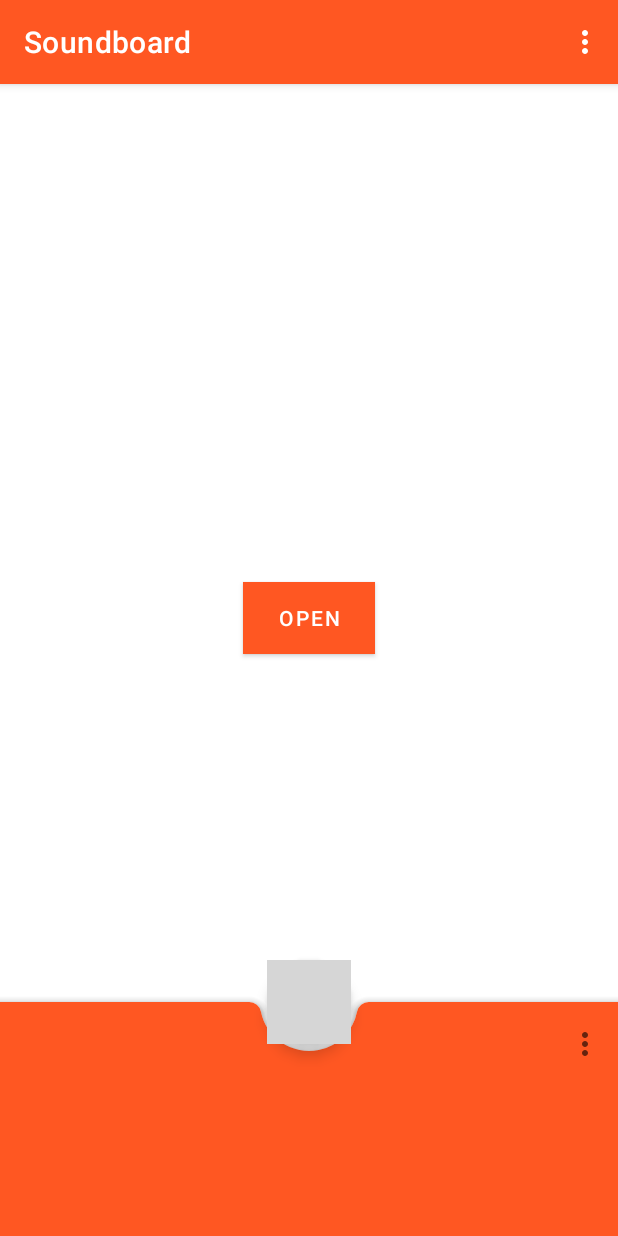
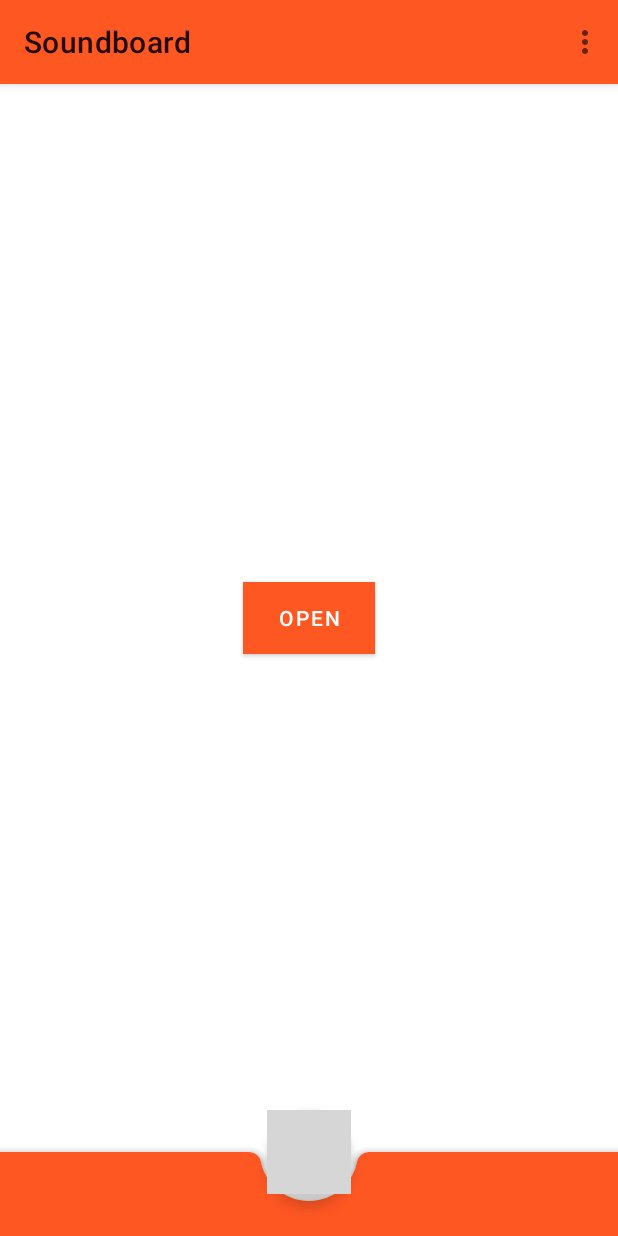
Before and after one commit to leche-hombre/soundboard, an Android app: the screen it shows after launch (MainActivity), on a phone screen of 412 x 824 dp. Run offline under Robolectric (Android 15) with nearby library versions, the phone set to English and light mode, and no system bars; grey boxes are pictures that could not be loaded.

Commit message:
Bottom app bar is functional

```diff
--- a/app/src/main/res/layout/activity_main.xml
+++ b/app/src/main/res/layout/activity_main.xml
@@ -10,7 +10,7 @@
             android:layout_width="match_parent"
             android:layout_height="wrap_content"
             android:background="@color/colorPrimary"
-            android:theme="@style/AppTheme.AppBarOverlay"
+            style="@style/AppTheme"
             app:layout_constraintTop_toTopOf="parent">
 
         <androidx.appcompat.widget.Toolbar
@@ -18,8 +18,8 @@
                 android:layout_width="match_parent"
                 android:layout_height="?attr/actionBarSize"
                 android:background="@color/colorPrimary"
-                app:popupTheme="@style/AppTheme.PopupOverlay"
-                app:menu="@menu/menu_main"/>
+                app:menu="@menu/menu_main"
+                app:popupTheme="@style/AppTheme.PopupOverlay" />
 
     </com.google.android.material.appbar.AppBarLayout>
 
@@ -37,25 +37,28 @@
 
     <androidx.coordinatorlayout.widget.CoordinatorLayout
             android:layout_width="match_parent"
-            android:layout_height="match_parent">
+            android:layout_height="match_parent"
+            app:layout_constraintBottom_toBottomOf="parent"
+            app:layout_constraintEnd_toEndOf="parent"
+            app:layout_constraintStart_toStartOf="parent"
+            app:layout_constraintTop_toTopOf="parent">
 
         <com.google.android.material.floatingactionbutton.FloatingActionButton
                 android:layout_width="56dp"
                 android:layout_height="56dp"
+                android:backgroundTint="@color/colorAccent"
                 android:src="@drawable/ic_add_black_18dp"
-                app:layout_anchor="@id/bottom_app_bar"
-                android:backgroundTint="@color/colorAccent" />
+                app:layout_anchor="@id/bottom_app_bar" />
 
 
         <com.google.android.material.bottomappbar.BottomAppBar
                 android:id="@+id/bottom_app_bar"
+                style="@style/AppTheme"
                 android:layout_width="match_parent"
-                android:layout_height="match_parent"
+                android:layout_height="wrap_content"
+                android:layout_gravity="bottom"
                 android:layout_marginTop="668dp"
-                android:backgroundTint="@color/colorPrimary"
-                android:layout_gravity="bottom"
-                app:menu="@menu/menu_main"
-                style="@style/AppTheme"/>
+                android:backgroundTint="@color/colorPrimary"/>
 
     </androidx.coordinatorlayout.widget.CoordinatorLayout>
 
```
